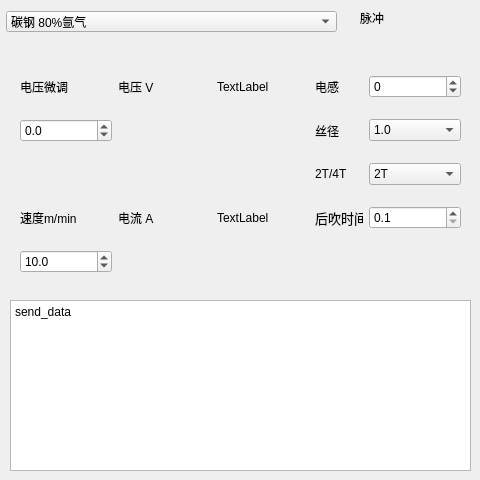
ZIME-KING/QT_Learn, file untitled4/dialog_pulse.ui: the form before one commit.
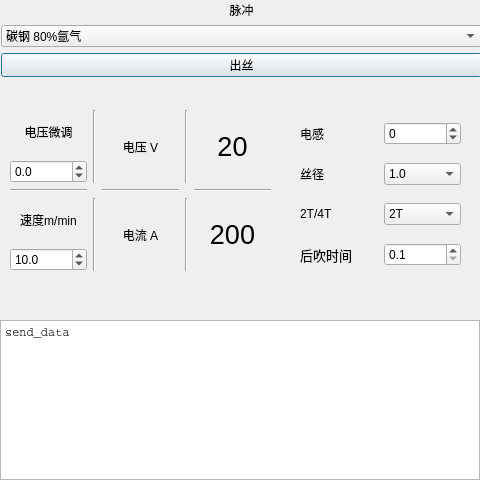
The form after the commit.

```diff
--- a/untitled4/dialog_pulse.ui
+++ b/untitled4/dialog_pulse.ui
@@ -13,15 +13,51 @@
   <property name="windowTitle">
    <string>Dialog</string>
   </property>
+  <widget class="QTextEdit" name="textEdit">
+   <property name="geometry">
+    <rect>
+     <x>0</x>
+     <y>320</y>
+     <width>480</width>
+     <height>160</height>
+    </rect>
+   </property>
+   <property name="font">
+    <font>
+     <family>Courier</family>
+     <pointsize>15</pointsize>
+    </font>
+   </property>
+   <property name="html">
+    <string>&lt;!DOCTYPE HTML PUBLIC &quot;-//W3C//DTD HTML 4.0//EN&quot; &quot;http://www.w3.org/TR/REC-html40/strict.dtd&quot;&gt;
+&lt;html&gt;&lt;head&gt;&lt;meta name=&quot;qrichtext&quot; content=&quot;1&quot; /&gt;&lt;meta charset=&quot;utf-8&quot; /&gt;&lt;style type=&quot;text/css&quot;&gt;
+p, li { white-space: pre-wrap; }
+&lt;/style&gt;&lt;/head&gt;&lt;body style=&quot; font-family:'Courier'; font-size:15pt; font-weight:400; font-style:normal;&quot;&gt;
+&lt;p style=&quot; margin-top:0px; margin-bottom:0px; margin-left:0px; margin-right:0px; -qt-block-indent:0; text-indent:0px;&quot;&gt;&lt;span style=&quot; font-family:'Microsoft YaHei UI'; font-size:9pt;&quot;&gt;send_data&lt;/span&gt;&lt;/p&gt;&lt;/body&gt;&lt;/html&gt;</string>
+   </property>
+  </widget>
+  <widget class="QWidget" name="">
+   <property name="geometry">
+    <rect>
+     <x>1</x>
+     <y>1</y>
+     <width>481</width>
+     <height>76</height>
+    </rect>
+   </property>
+   <layout class="QGridLayout" name="gridLayout">
+    <item row="0" column="0">
+     <widget class="QLabel" name="label_3">
+      <property name="text">
+       <string>脉冲</string>
+      </property>
+      <property name="alignment">
+       <set>Qt::AlignCenter</set>
+      </property>
+     </widget>
+    </item>
+    <item row="1" column="0">
   <widget class="QComboBox" name="comboBox_3">
-   <property name="geometry">
-    <rect>
-     <x>6</x>
-     <y>11</y>
-     <width>331</width>
-     <height>21</height>
-    </rect>
-   </property>
    <property name="editable">
     <bool>false</bool>
    </property>
@@ -62,51 +98,50 @@
     </property>
    </item>
   </widget>
-  <widget class="QTextEdit" name="textEdit">
+    </item>
+    <item row="2" column="0">
+     <widget class="QPushButton" name="pushButton">
+      <property name="text">
+       <string>出丝</string>
+      </property>
+     </widget>
+    </item>
+   </layout>
+  </widget>
+  <widget class="QWidget" name="">
    <property name="geometry">
     <rect>
      <x>10</x>
-     <y>300</y>
-     <width>461</width>
-     <height>171</height>
+     <y>110</y>
+     <width>261</width>
+     <height>161</height>
     </rect>
    </property>
+   <layout class="QGridLayout" name="gridLayout_4">
+    <item row="0" column="4">
+     <widget class="QLabel" name="label_10">
    <property name="font">
     <font>
-     <pointsize>16</pointsize>
-    </font>
-   </property>
-   <property name="html">
-    <string>&lt;!DOCTYPE HTML PUBLIC &quot;-//W3C//DTD HTML 4.0//EN&quot; &quot;http://www.w3.org/TR/REC-html40/strict.dtd&quot;&gt;
-&lt;html&gt;&lt;head&gt;&lt;meta name=&quot;qrichtext&quot; content=&quot;1&quot; /&gt;&lt;meta charset=&quot;utf-8&quot; /&gt;&lt;style type=&quot;text/css&quot;&gt;
-p, li { white-space: pre-wrap; }
-&lt;/style&gt;&lt;/head&gt;&lt;body style=&quot; font-family:'Microsoft YaHei UI'; font-size:16pt; font-weight:400; font-style:normal;&quot;&gt;
-&lt;p style=&quot; margin-top:0px; margin-bottom:0px; margin-left:0px; margin-right:0px; -qt-block-indent:0; text-indent:0px;&quot;&gt;&lt;span style=&quot; font-size:9pt;&quot;&gt;send_data&lt;/span&gt;&lt;/p&gt;&lt;/body&gt;&lt;/html&gt;</string>
-   </property>
-  </widget>
-  <widget class="QLabel" name="label_3">
-   <property name="geometry">
-    <rect>
-     <x>360</x>
-     <y>10</y>
-     <width>104</width>
-     <height>16</height>
-    </rect>
-   </property>
+        <pointsize>20</pointsize>
+       </font>
+      </property>
    <property name="text">
-    <string>脉冲</string>
-   </property>
-  </widget>
-  <widget class="QWidget" name="layoutWidget">
-   <property name="geometry">
-    <rect>
-     <x>20</x>
-     <y>60</y>
-     <width>441</width>
-     <height>231</height>
-    </rect>
-   </property>
-   <layout class="QGridLayout" name="gridLayout">
+       <string>20</string>
+      </property>
+      <property name="alignment">
+       <set>Qt::AlignCenter</set>
+      </property>
+     </widget>
+    </item>
+    <item row="0" column="1">
+     <widget class="Line" name="line_4">
+      <property name="orientation">
+       <enum>Qt::Vertical</enum>
+      </property>
+     </widget>
+    </item>
+    <item row="0" column="0">
+     <layout class="QGridLayout" name="gridLayout_3">
     <item row="0" column="0">
      <widget class="QLabel" name="label_11">
       <property name="lineWidth">
@@ -115,9 +150,95 @@
       <property name="text">
        <string>电压微调</string>
       </property>
-     </widget>
-    </item>
-    <item row="0" column="1">
+        <property name="alignment">
+         <set>Qt::AlignCenter</set>
+        </property>
+       </widget>
+      </item>
+      <item row="1" column="0">
+       <widget class="QDoubleSpinBox" name="doubleSpinBox">
+        <property name="decimals">
+         <number>1</number>
+        </property>
+        <property name="minimum">
+         <double>-5.000000000000000</double>
+        </property>
+        <property name="maximum">
+         <double>5.000000000000000</double>
+        </property>
+        <property name="singleStep">
+         <double>0.100000000000000</double>
+        </property>
+       </widget>
+      </item>
+     </layout>
+    </item>
+    <item row="1" column="2">
+     <widget class="Line" name="line">
+      <property name="orientation">
+       <enum>Qt::Horizontal</enum>
+      </property>
+     </widget>
+    </item>
+    <item row="2" column="0">
+     <layout class="QGridLayout" name="gridLayout_2">
+      <item row="0" column="0">
+       <widget class="QLabel" name="label_12">
+        <property name="lineWidth">
+         <number>3</number>
+        </property>
+        <property name="text">
+         <string>速度m/min</string>
+        </property>
+        <property name="alignment">
+         <set>Qt::AlignCenter</set>
+        </property>
+       </widget>
+      </item>
+      <item row="1" column="0">
+       <widget class="QDoubleSpinBox" name="doubleSpinBox_3">
+        <property name="decimals">
+         <number>1</number>
+        </property>
+        <property name="minimum">
+         <double>1.000000000000000</double>
+        </property>
+        <property name="maximum">
+         <double>12.800000000000001</double>
+        </property>
+        <property name="singleStep">
+         <double>0.100000000000000</double>
+        </property>
+        <property name="value">
+         <double>10.000000000000000</double>
+        </property>
+       </widget>
+      </item>
+     </layout>
+    </item>
+    <item row="2" column="4">
+     <widget class="QLabel" name="label">
+      <property name="font">
+       <font>
+        <pointsize>20</pointsize>
+       </font>
+      </property>
+      <property name="text">
+       <string>200</string>
+      </property>
+      <property name="alignment">
+       <set>Qt::AlignCenter</set>
+      </property>
+     </widget>
+    </item>
+    <item row="1" column="4">
+     <widget class="Line" name="line_2">
+      <property name="orientation">
+       <enum>Qt::Horizontal</enum>
+      </property>
+     </widget>
+    </item>
+    <item row="0" column="2">
      <widget class="QLabel" name="label_5">
       <property name="lineWidth">
        <number>3</number>
@@ -125,16 +246,67 @@
       <property name="text">
        <string>电压 V</string>
       </property>
+      <property name="alignment">
+       <set>Qt::AlignCenter</set>
+      </property>
      </widget>
     </item>
-    <item row="0" column="2">
-     <widget class="QLabel" name="label_10">
+    <item row="2" column="2">
+     <widget class="QLabel" name="label_7">
+      <property name="lineWidth">
+       <number>3</number>
+      </property>
       <property name="text">
-       <string>TextLabel</string>
+       <string>电流 A</string>
+      </property>
+      <property name="alignment">
+       <set>Qt::AlignCenter</set>
+      </property>
+     </widget>
+    </item>
+    <item row="2" column="1">
+     <widget class="Line" name="line_5">
+      <property name="orientation">
+       <enum>Qt::Vertical</enum>
+      </property>
+     </widget>
+    </item>
+    <item row="1" column="0">
+     <widget class="Line" name="line_3">
+      <property name="orientation">
+       <enum>Qt::Horizontal</enum>
+      </property>
+     </widget>
+    </item>
+    <item row="2" column="3">
+     <widget class="Line" name="line_6">
+      <property name="orientation">
+       <enum>Qt::Vertical</enum>
       </property>
      </widget>
     </item>
     <item row="0" column="3">
+     <widget class="Line" name="line_7">
+      <property name="orientation">
+       <enum>Qt::Vertical</enum>
+      </property>
+     </widget>
+    </item>
+   </layout>
+  </widget>
+  <widget class="QWidget" name="">
+   <property name="geometry">
+    <rect>
+     <x>300</x>
+     <y>110</y>
+     <width>161</width>
+     <height>171</height>
+    </rect>
+   </property>
+   <layout class="QGridLayout" name="gridLayout_9">
+    <item row="0" column="0">
+     <layout class="QGridLayout" name="gridLayout_5">
+      <item row="0" column="0">
      <widget class="QLabel" name="label_2">
       <property name="minimumSize">
        <size>
@@ -150,7 +322,7 @@
       </property>
      </widget>
     </item>
-    <item row="0" column="4">
+      <item row="0" column="1">
      <widget class="QSpinBox" name="spinBox">
       <property name="minimum">
        <number>-10</number>
@@ -160,23 +332,11 @@
       </property>
      </widget>
     </item>
-    <item row="1" column="0">
-     <widget class="QDoubleSpinBox" name="doubleSpinBox">
-      <property name="decimals">
-       <number>1</number>
-      </property>
-      <property name="minimum">
-       <double>-5.000000000000000</double>
-      </property>
-      <property name="maximum">
-       <double>5.000000000000000</double>
-      </property>
-      <property name="singleStep">
-       <double>0.100000000000000</double>
-      </property>
-     </widget>
+     </layout>
     </item>
-    <item row="1" column="3">
+    <item row="1" column="0">
+     <layout class="QGridLayout" name="gridLayout_6">
+      <item row="0" column="0">
      <widget class="QLabel" name="label_6">
       <property name="minimumSize">
        <size>
@@ -192,7 +352,7 @@
       </property>
      </widget>
     </item>
-    <item row="1" column="4">
+      <item row="0" column="1">
      <widget class="QComboBox" name="comboBox">
       <item>
        <property name="text">
@@ -211,7 +371,11 @@
       </item>
      </widget>
     </item>
-    <item row="2" column="3">
+     </layout>
+    </item>
+    <item row="2" column="0">
+     <layout class="QGridLayout" name="gridLayout_7">
+      <item row="0" column="0">
      <widget class="QLabel" name="label_8">
       <property name="minimumSize">
        <size>
@@ -227,7 +391,7 @@
       </property>
      </widget>
     </item>
-    <item row="2" column="4">
+      <item row="0" column="1">
      <widget class="QComboBox" name="comboBox_2">
       <item>
        <property name="text">
@@ -241,47 +405,12 @@
       </item>
      </widget>
     </item>
+     </layout>
+    </item>
     <item row="3" column="0">
-     <widget class="QLabel" name="label_12">
-      <property name="lineWidth">
-       <number>3</number>
-      </property>
-      <property name="text">
-       <string>速度m/min</string>
-      </property>
-     </widget>
-    </item>
-    <item row="3" column="1">
-     <widget class="QLabel" name="label_7">
-      <property name="lineWidth">
-       <number>3</number>
-      </property>
-      <property name="text">
-       <string>电流 A</string>
-      </property>
-     </widget>
-    </item>
-    <item row="3" column="2">
-     <widget class="QLabel" name="label">
-      <property name="text">
-       <string>TextLabel</string>
-      </property>
-     </widget>
-    </item>
-    <item row="3" column="3">
+     <layout class="QGridLayout" name="gridLayout_8">
+      <item row="0" column="0">
      <widget class="QLabel" name="label_4">
-      <property name="minimumSize">
-       <size>
-        <width>48</width>
-        <height>21</height>
-       </size>
-      </property>
-      <property name="maximumSize">
-       <size>
-        <width>48</width>
-        <height>21</height>
-       </size>
-      </property>
       <property name="font">
        <font>
         <pointsize>10</pointsize>
@@ -298,7 +427,7 @@
       </property>
      </widget>
     </item>
-    <item row="3" column="4">
+      <item row="0" column="1">
      <widget class="QDoubleSpinBox" name="doubleSpinBox_2">
       <property name="decimals">
        <number>1</number>
@@ -314,24 +443,7 @@
       </property>
      </widget>
     </item>
-    <item row="4" column="0">
-     <widget class="QDoubleSpinBox" name="doubleSpinBox_3">
-      <property name="decimals">
-       <number>1</number>
-      </property>
-      <property name="minimum">
-       <double>1.000000000000000</double>
-      </property>
-      <property name="maximum">
-       <double>12.800000000000001</double>
-      </property>
-      <property name="singleStep">
-       <double>0.100000000000000</double>
-      </property>
-      <property name="value">
-       <double>10.000000000000000</double>
-      </property>
-     </widget>
+     </layout>
     </item>
    </layout>
   </widget>
```
Lines whose indentation alone changed are shown as unchanged.
